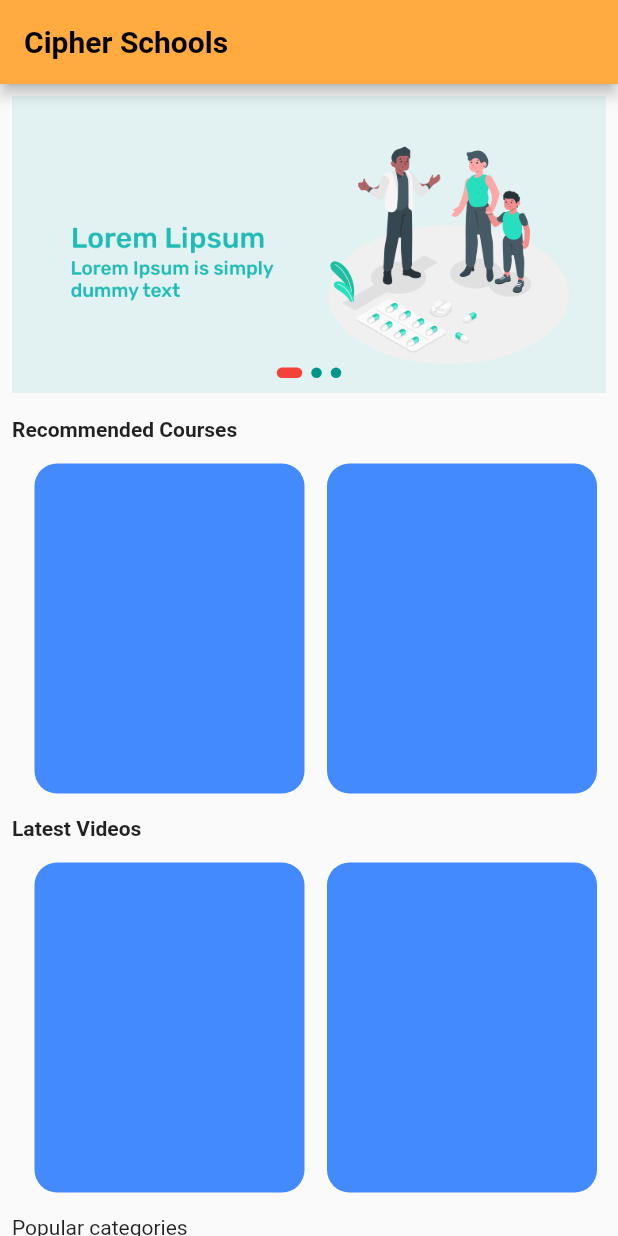
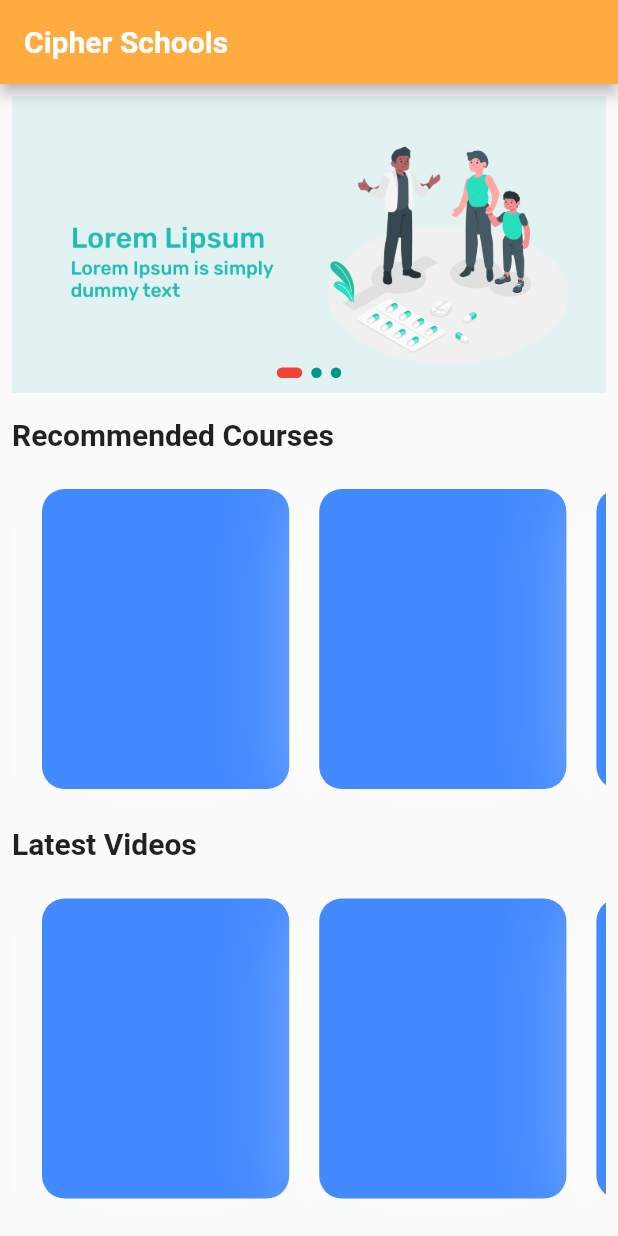
Before and after one commit to vaishnavivarkur/Assignment-01-CipherSchools, a Flutter app: the CoursesScreen screen opened directly, on a phone screen of 412 x 824 dp. Run offline on Flutter 3.47's test engine with Material 2 defaults, Android fonts, the phone set to English and light mode, and no system bars; drawn by our look-alikes of carousel_slider.

Commit message:
dekhlo yaar

```diff
--- a/lib/constants.dart
+++ b/lib/constants.dart
@@ -0,0 +1,6 @@
+import 'package:flutter/material.dart';
+
+const kTitleTextStyle = TextStyle(
+  fontSize: 20.0,
+  fontWeight: FontWeight.bold,
+);
--- a/lib/main.dart
+++ b/lib/main.dart
@@ -15,7 +15,7 @@ class MyApp extends StatelessWidget {
       theme: ThemeData(
         primarySwatch: Colors.blue,
       ),
-      home: const MyHomePage(title: 'Flutter Demo Home Page'),
+      home: const HomePageScreen(),
     );
   }
 }
--- a/lib/screens/courses_screen.dart
+++ b/lib/screens/courses_screen.dart
@@ -1,5 +1,6 @@
 import 'package:flutter/material.dart';
 import 'package:carousel_slider/carousel_slider.dart';
+import 'package:cipherschools/constants.dart';
 
 class CoursesScreen extends StatefulWidget {
   const CoursesScreen({Key? key}) : super(key: key);
@@ -22,7 +23,7 @@ class _CoursesScreenState extends State<CoursesScreen> {
       appBar: AppBar(
         title: const Text(
           "Cipher Schools",
-          style: TextStyle(color: Colors.black, fontWeight: FontWeight.w600),
+          style: kTitleTextStyle,
         ),
         backgroundColor: Colors.orangeAccent,
       ),
@@ -90,9 +91,7 @@ class _CoursesScreenState extends State<CoursesScreen> {
             padding: EdgeInsets.only(top: 16.0),
             child: Text(
               "Recommended Courses",
-              style: TextStyle(
-                fontWeight: FontWeight.bold,
-              ),
+              style: kTitleTextStyle,
             ),
           ),
           SizedBox(
@@ -107,13 +106,13 @@ class _CoursesScreenState extends State<CoursesScreen> {
               padding: const EdgeInsets.all(15),
               itemCount: 10,
               itemBuilder: (context, index) {
-                return buildCard(index);
+                return buildCard();
               },
             ),
           ),
           const Text(
             "Latest Videos",
-            style: TextStyle(fontWeight: FontWeight.bold),
+            style: kTitleTextStyle,
           ),
           SizedBox(
             height: 250,
@@ -127,11 +126,14 @@ class _CoursesScreenState extends State<CoursesScreen> {
               padding: const EdgeInsets.all(15),
               itemCount: 10,
               itemBuilder: (context, index) {
-                return buildCard(index);
+                return buildCard();
               },
             ),
           ),
-          const Text("Popular categories"),
+          const Text(
+            "Popular categories",
+            style: kTitleTextStyle,
+          ),
           SizedBox(
             height: 180,
             child: ListView.separated(
@@ -144,24 +146,53 @@ class _CoursesScreenState extends State<CoursesScreen> {
               padding: const EdgeInsets.all(15),
               itemCount: 10,
               itemBuilder: (context, index) {
-                return buildCard(index);
+                return buildCard();
               },
             ),
           ),
-          const Text("All courses"),
+          const Text(
+            "All courses",
+            style: kTitleTextStyle,
+          ),
+          GridView.count(
+            mainAxisSpacing: 15,
+            crossAxisSpacing: 15,
+            padding: const EdgeInsets.all(15),
+            crossAxisCount: 2,
+            physics:
+                const NeverScrollableScrollPhysics(), // to disable GridView's scrolling
+            shrinkWrap: true, // You won't see infinite size error
+            children: <Widget>[
+              buildCard(),
+              buildCard(),
+              buildCard(),
+              buildCard(),
+              buildCard(),
+              buildCard(),
+            ],
+          )
         ],
       ),
     );
   }
 
-  Widget buildCard(int index) => Container(
+  Widget buildCard() => Container(
+        margin: const EdgeInsets.only(
+          left: 5,
+          top: 10,
+          bottom: 10,
+        ),
+        width: MediaQuery.of(context).size.width * 0.4,
         decoration: BoxDecoration(
+          boxShadow: const [
+            BoxShadow(
+              offset: Offset(0, 10),
+              blurRadius: 50,
+              color: Colors.white60,
+            ),
+          ],
           borderRadius: BorderRadius.circular(15),
           color: Colors.blueAccent,
         ),
-        width: 180,
-        child: Column(
-          children: [],
-        ),
       );
 }
```
Also changed, not shown: lib/components/cards/course_card.dart (deleted, +0 -21 lines), lib/components/cards/students_card.dart (deleted, +0 -163 lines), lib/screens/home_screen.dart (+7 -36 lines), lib/components/cards/creators_card.dart (deleted), lib/components/cards/popular_categories_card.dart (deleted).
